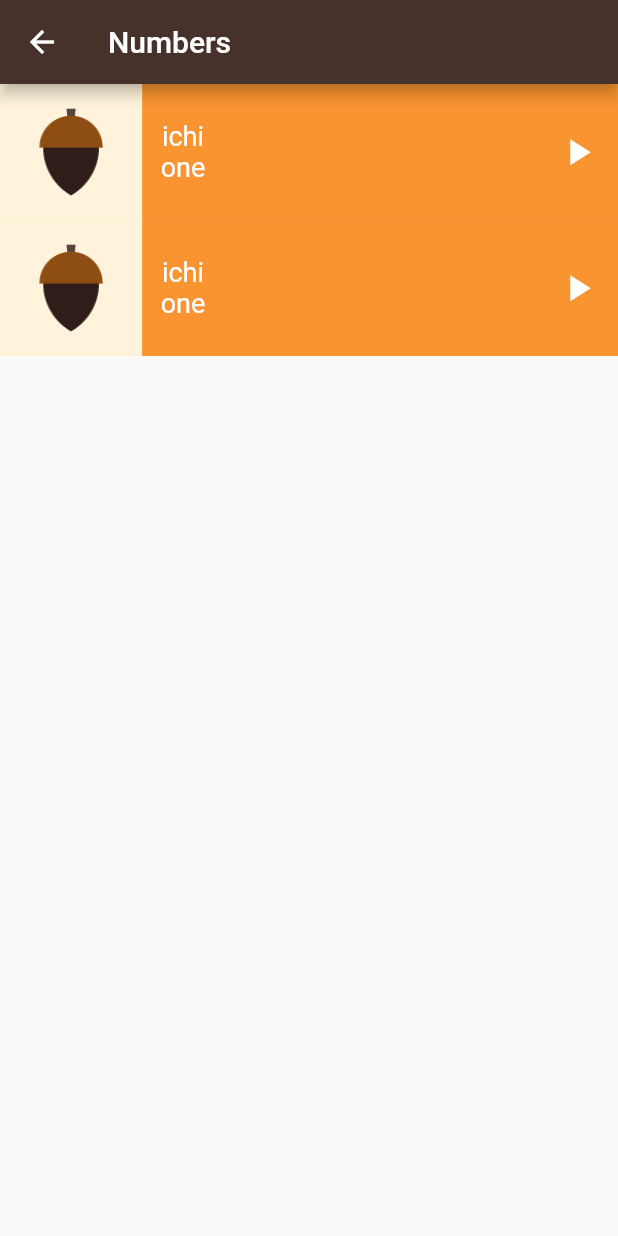
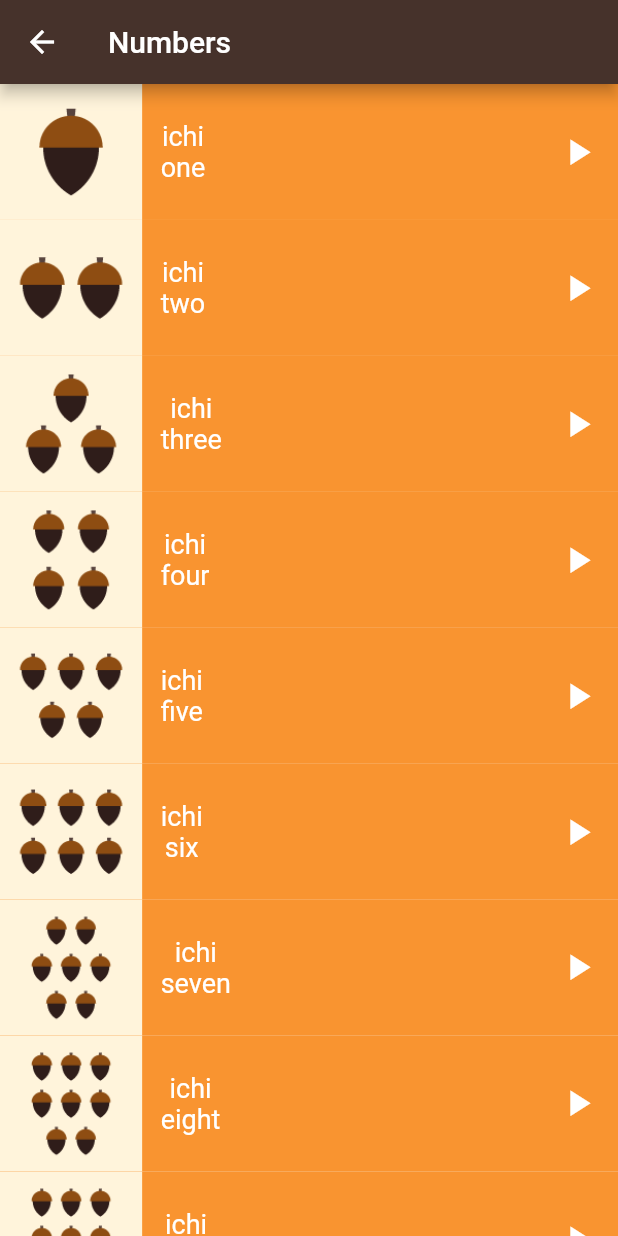
Before and after one commit to SSalahAyman/flutter-course-projects, a Flutter app: the Numberspage screen opened directly, on a phone screen of 412 x 824 dp. Run offline on Flutter 3.47's test engine with Material 2 defaults, Android fonts, the phone set to English and light mode, and no system bars; our stand-ins replace get.

```diff
--- a/languagelearningapp/lib/screens/numbers_page.dart
+++ b/languagelearningapp/lib/screens/numbers_page.dart
@@ -6,10 +6,56 @@ class Numberspage extends StatelessWidget {
   const Numberspage({super.key});
   static late double width;
   static late double height;
-  final Number one = const Number(
-      image: "assets/images/numbers/number_one.png",
-      enName: "one",
-      jpName: "ichi");
+  // final Number one = const Number(
+  //     image: "assets/images/numbers/number_one.png",
+  //     enName: "one",
+  //     jpName: "ichi");
+
+  /*
+      creating list of numbers and the values of this list type of Number class
+     */
+  final List<Number> numbers = const [
+    Number(
+        image: "assets/images/numbers/number_one.png",
+        enName: "one",
+        jpName: "ichi"),
+    Number(
+        image: "assets/images/numbers/number_two.png",
+        enName: "two",
+        jpName: "ichi"),
+    Number(
+        image: "assets/images/numbers/number_three.png",
+        enName: "three",
+        jpName: "ichi"),
+    Number(
+        image: "assets/images/numbers/number_four.png",
+        enName: "four",
+        jpName: "ichi"),
+    Number(
+        image: "assets/images/numbers/number_five.png",
+        enName: "five",
+        jpName: "ichi"),
+    Number(
+        image: "assets/images/numbers/number_six.png",
+        enName: "six",
+        jpName: "ichi"),
+    Number(
+        image: "assets/images/numbers/number_seven.png",
+        enName: "seven",
+        jpName: "ichi"),
+    Number(
+        image: "assets/images/numbers/number_eight.png",
+        enName: "eight",
+        jpName: "ichi"),
+    Number(
+        image: "assets/images/numbers/number_nine.png",
+        enName: "nine",
+        jpName: "ichi"),
+    Number(
+        image: "assets/images/numbers/number_ten.png",
+        enName: "ten",
+        jpName: "ichi"),
+  ];
   @override
   Widget build(BuildContext context) {
     width = MediaQuery.of(context).size.width;
@@ -22,11 +68,40 @@ class Numberspage extends StatelessWidget {
       body: Container(
         height: height,
         width: width,
-        child: Column(children: [
-          Item(number: one),
-          Item(number: one),
-        ]),
+        child: ListView.builder(
+          itemCount: numbers.length,
+          itemBuilder: (context, index) {
+            print(index);
+            return Item(
+              number: numbers[index],
+            );
+          },
+
+          // Item(number: numbers[0]),
+          // Item(number: numbers[1]),
+          // Item(number: numbers[2]),
+          // Item(number: numbers[3]),
+          // Item(number: numbers[4]),
+          // Item(number: numbers[5]),
+          // Item(number: numbers[6]),
+          // Item(number: numbers[7]),
+          // Item(number: numbers[8]),
+          // Item(number: numbers[9]),
+          /*********************************************************************************************************/
+
+          // getlist(numbers),
+
+          /*********************************************************************************************************/
+        ),
       ),
     );
   }
+
+  List<Widget> getlist(List<Number> numbers) {
+    List<Widget> itemslist = [];
+    for (int i = 0; i < numbers.length; i++) {
+      itemslist.add(Item(number: numbers[i]));
+    }
+    return itemslist;
+  }
 }
```
